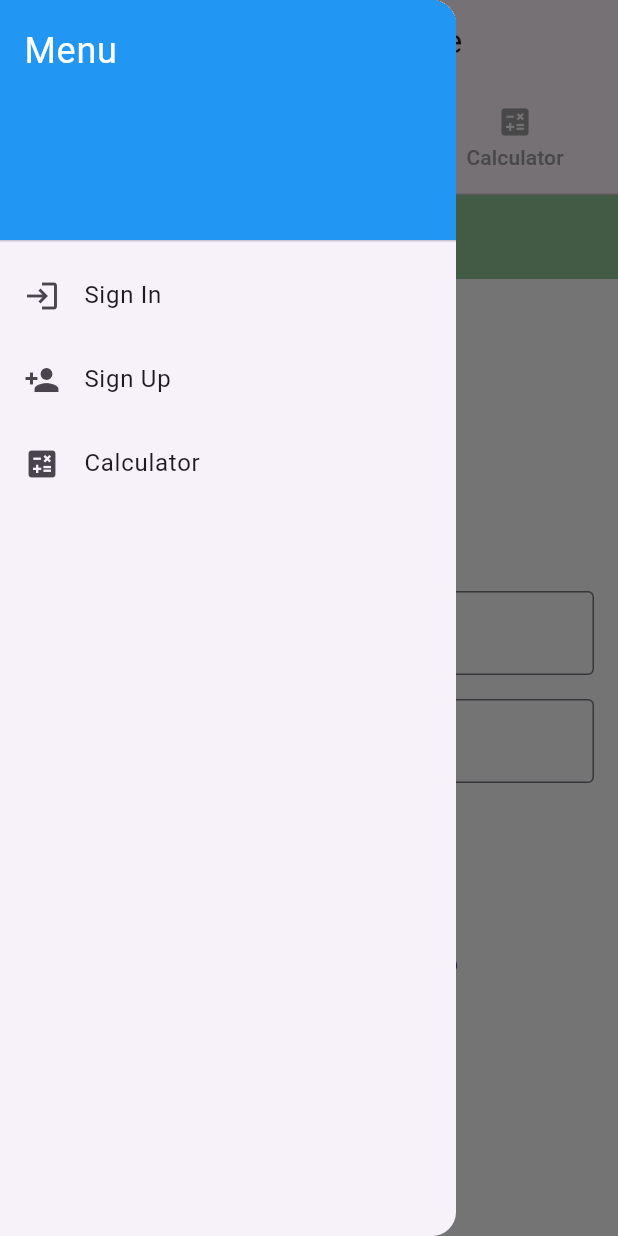
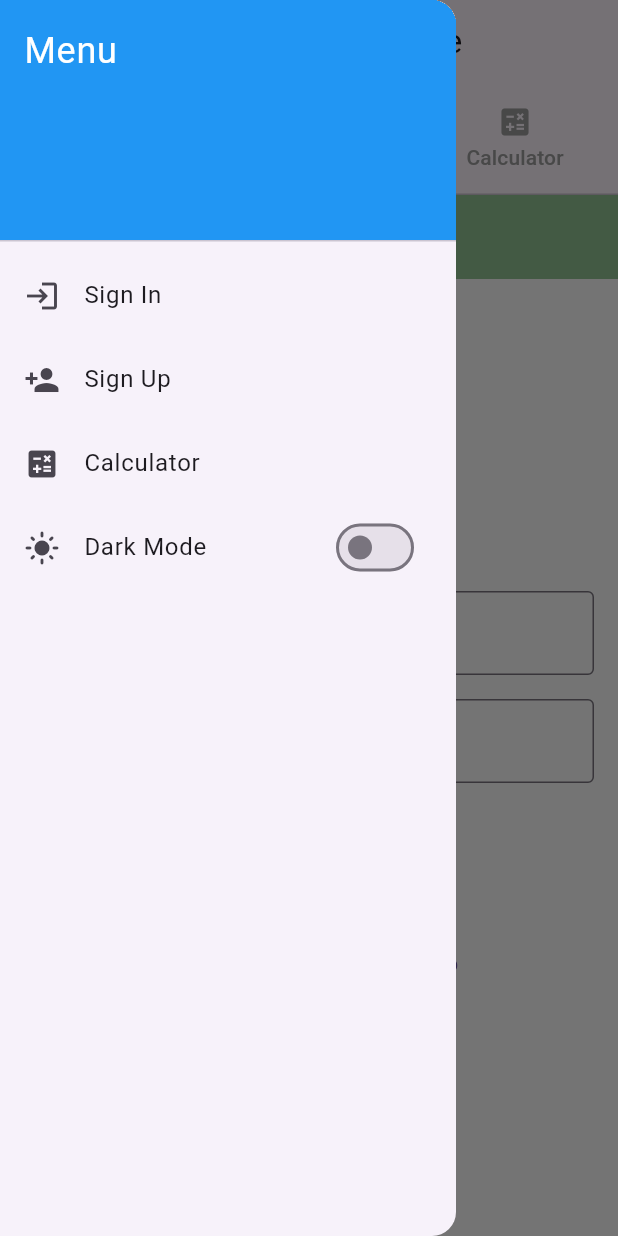
Before and after one commit to Joy4-hub/calculator, a Flutter app: the screen it shows after launch, in the side drawer, after a tap on "Sign In", on a phone screen of 412 x 824 dp. Run offline on Flutter 3.47's test engine with Material 3 defaults, Android fonts, the phone set to English and light mode, and no system bars.

Commit message:
Add files via upload

```diff
--- a/lib/drawer.dart
+++ b/lib/drawer.dart
@@ -1,11 +1,15 @@
 import 'package:flutter/material.dart';
+import 'package:provider/provider.dart';
 import 'signin.dart';
 import 'signup.dart';
 import 'calculator.dart';
+import 'theme_provider.dart';
 
 class MyDrawer extends StatelessWidget {
   @override
   Widget build(BuildContext context) {
+    final themeProvider = Provider.of<ThemeProvider>(context);
+
     return Drawer(
       child: ListView(
         padding: EdgeInsets.zero,
@@ -52,6 +56,18 @@ class MyDrawer extends StatelessWidget {
               );
             },
           ),
+          SwitchListTile(
+            title: Text('Dark Mode'),
+            value: themeProvider.themeMode == ThemeMode.dark,
+            onChanged: (value) {
+              themeProvider.toggleTheme(value);
+            },
+            secondary: Icon(
+              themeProvider.themeMode == ThemeMode.dark
+                  ? Icons.dark_mode
+                  : Icons.light_mode,
+            ),
+          ),
         ],
       ),
     );
--- a/lib/main.dart
+++ b/lib/main.dart
@@ -1,18 +1,27 @@
 import 'package:flutter/material.dart';
+import 'package:provider/provider.dart';
+import 'theme_provider.dart';
 import 'home.dart';
 
 void main() {
-  runApp(MyApp());
+  runApp(
+    ChangeNotifierProvider(
+      create: (context) => ThemeProvider(),
+      child: MyApp(),
+    ),
+  );
 }
 
 class MyApp extends StatelessWidget {
   @override
   Widget build(BuildContext context) {
+    final themeProvider = Provider.of<ThemeProvider>(context);
+
     return MaterialApp(
       title: 'Flutter Demo',
-      theme: ThemeData(
-        primarySwatch: Colors.orange,
-      ),
+      theme: ThemeData.light(), // Light theme data
+      darkTheme: ThemeData.dark(), // Dark theme data
+      themeMode: themeProvider.themeMode, // Current theme mode
       home: HomeScreen(),
     );
   }
--- /dev/null
+++ b/lib/theme_provider.dart
@@ -0,0 +1,12 @@
+import 'package:flutter/material.dart';
+
+class ThemeProvider with ChangeNotifier {
+  ThemeMode _themeMode = ThemeMode.light;
+
+  ThemeMode get themeMode => _themeMode;
+
+  void toggleTheme(bool isDarkMode) {
+    _themeMode = isDarkMode ? ThemeMode.dark : ThemeMode.light;
+    notifyListeners();
+  }
+}
```
Also changed, not shown: lib/MyApp.dart (added).
